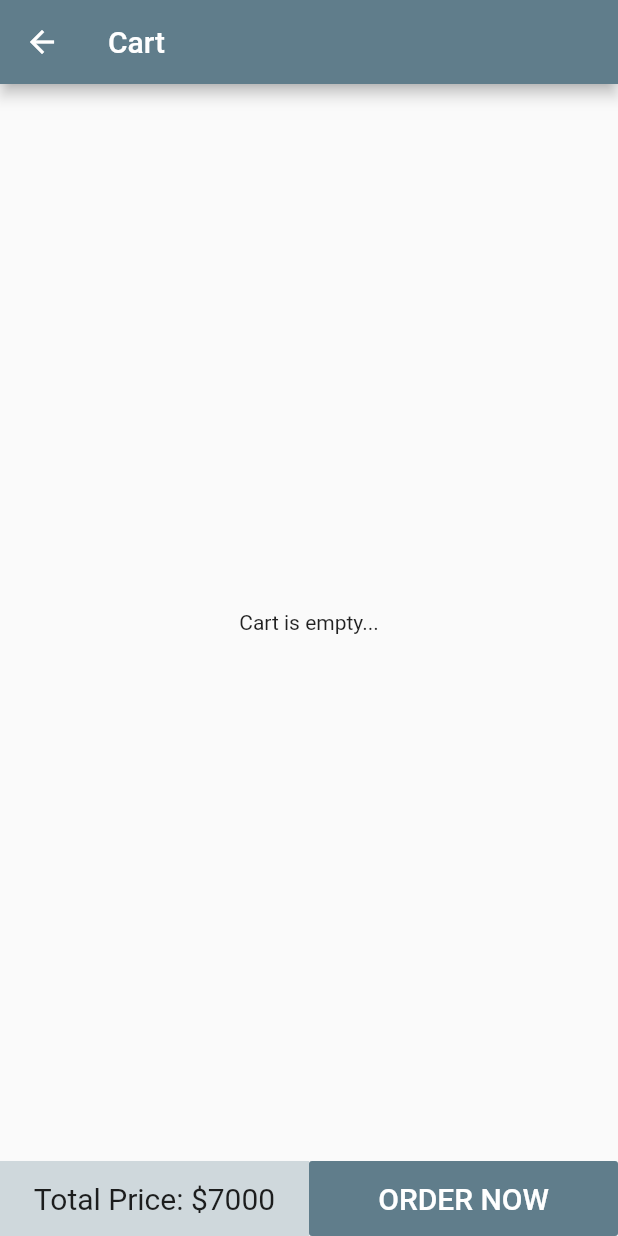
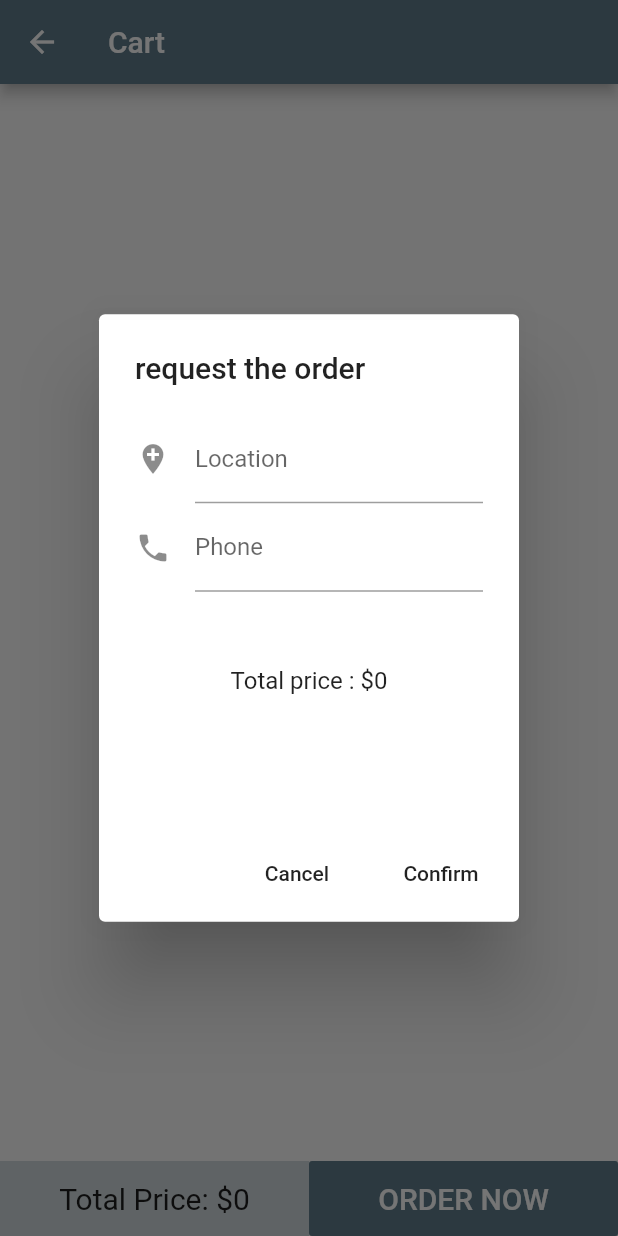
Before and after one commit to Fat7i-Soliman/OnlineShop, a Flutter app: the CartScreen screen opened by its route, after a tap on "ORDER NOW", on a phone screen of 412 x 824 dp. Run offline on Flutter 3.47's test engine with Material 2 defaults, Android fonts, the phone set to English and light mode, and no system bars; our stand-ins replace cloud_firestore, firebase_auth, modal_progress_hud, splashscreen; missing offline and left inert: multi_image_picker; accounts and stored records are empty.

Commit message:
add orders to firebase

```diff
--- a/lib/constants.dart
+++ b/lib/constants.dart
@@ -20,6 +20,16 @@ const PantsWomen = 'Women-Pants';
 const blazersWomen= 'Women-blazers';
 const shoesWomen = 'Women-shoes';
 const bagsWomen = 'Women-bags';
+const orders = 'orders';
+const admins = 'admins';
+const users = 'users';
+const allOrders= 'all orders';
+const orderQuantity = 'quantity';
+const userPhone = 'phone';
+const userAddress = 'address';
+const myOrders = 'my orders';
+const userId = 'userID';
+
 
 enum Men{t_shirt,shirt,sweaters,jackets,blazers,Pants,shoes,sunGlasses}
 enum Women{dressesWomen,blousesWomen,beautyWomen,PantsWomen,blazersWomen,shoesWomen,bagsWomen}
--- /dev/null
+++ b/lib/models/order.dart
@@ -0,0 +1,31 @@
+import 'package:e_commerce/models/cart_items.dart';
+import 'package:e_commerce/constants.dart';
+
+class Order {
+  String uId ;
+  List<ItemCart> cartItems;
+
+  String address;
+
+  String phone;
+
+  Order({this.uId,this.address, this.phone, this.cartItems});
+
+  Map<String, dynamic> toOrderMap() {
+    return {
+      userId : uId,
+      userPhone: phone,
+      userAddress: address,
+    };
+  }
+
+  List<Map<String, dynamic>> products(){
+    List<Map<String, dynamic>> list = List<Map<String, dynamic>>();
+
+    for (var item in cartItems){
+      list.add(item.toMap());
+    }
+    return list;
+  }
+
+}
--- a/lib/provider/cart_items.dart
+++ b/lib/provider/cart_items.dart
@@ -13,7 +13,7 @@ class CartItems extends ChangeNotifier{
   bool checkProduct(Product product){
     bool check = false ;
     for(var pro in list){
-      if(pro.product == product){
+      if(pro.product.id == product.id){
         check = true ;
         break ;
       }
--- a/lib/screens/login_screen.dart
+++ b/lib/screens/login_screen.dart
@@ -47,7 +47,7 @@ class _LoginScreenState extends State<LoginScreen> {
 
           if(adminPass == pass){
             try {
-              await auth.logIn(email, pass).whenComplete(() => Navigator.pushNamedAndRemoveUntil(context, AdminPage.id, (route) => false));
+              await auth.logIn(email, pass);//.whenComplete(() => Navigator.pushNamedAndRemoveUntil(context, AdminPage.id, (route) => false));
               setState(() {
                 loading = false;
               });
@@ -75,7 +75,7 @@ class _LoginScreenState extends State<LoginScreen> {
                   loading = false;
                 }),
 
-                Navigator.pushNamedAndRemoveUntil(context, UserPage.id,(route) => false)
+               // Navigator.pushNamedAndRemoveUntil(context, UserPage.id,(route) => false)
               }
               );
 
--- a/lib/screens/signup_screen.dart
+++ b/lib/screens/signup_screen.dart
@@ -94,7 +94,7 @@ class _SignUpScreenState extends State<SignUpScreen> {
                           loading = false ;
                           }),
 
-                            Navigator.pushNamed(context, UserPage.id)
+                            Navigator.pushNamedAndRemoveUntil(context, UserPage.id, (route) => false)
                           });
 
                         }catch(ex){
--- a/lib/screens/users/cart_screen.dart
+++ b/lib/screens/users/cart_screen.dart
@@ -1,5 +1,8 @@
+import 'package:e_commerce/firebase/auth.dart';
+import 'package:e_commerce/firebase/store.dart';
 import 'package:e_commerce/models/cart_items.dart';
 import 'package:e_commerce/models/global_productID.dart';
+import 'package:e_commerce/models/order.dart';
 import 'package:e_commerce/provider/cart_items.dart';
 import 'package:flutter/material.dart';
 import 'package:provider/provider.dart';
@@ -93,7 +96,7 @@ class _CartScreenState extends State<CartScreen> {
               height: 50,
               child: Center(
                   child: Text(
-                'Total Price: \$7000',
+                'Total Price: \$${totalCost()}',
                 style: TextStyle(fontSize: 20),
                 textAlign: TextAlign.center,
               )),
@@ -103,7 +106,9 @@ class _CartScreenState extends State<CartScreen> {
               child: SizedBox(
                 height: 50,
                 child: FlatButton(
-                  onPressed: () {},
+                  onPressed: () {
+                    showAlertDialog(context);
+                  },
                   child: Text(
                     'Order now'.toUpperCase(),
                     style: TextStyle(fontSize: 20, color: Colors.white),
@@ -123,6 +128,14 @@ class _CartScreenState extends State<CartScreen> {
         cartItems[index].quantity;
   }
 
+  int totalCost() {
+    int cost = 0;
+    for (var i in cartItems) {
+      cost += int.parse(i.product.price) * i.quantity;
+    }
+    return cost;
+  }
+
   add(int index) {
     setState(() {
       cartItems[index].quantity = cartItems[index].quantity + 1;
@@ -139,44 +152,57 @@ class _CartScreenState extends State<CartScreen> {
 
   showSheet(int index) {
     _globalKey.currentState.showBottomSheet((context) => Padding(
-      padding: const EdgeInsets.symmetric(horizontal: 20,vertical: 5),
+          padding: const EdgeInsets.symmetric(horizontal: 20, vertical: 5),
           child: Container(
             decoration: BoxDecoration(
                 borderRadius: BorderRadius.circular(30),
-          color: Colors.grey[300]
-        ),
+                color: Colors.grey[300]),
             height: 200,
             child: Center(
               child: Column(
                 crossAxisAlignment: CrossAxisAlignment.center,
                 children: <Widget>[
                   ListTile(
-                   onTap: (){
+                    onTap: () {
                       GlobalProductId.instance.set(cartItems[index].product);
                       Navigator.pop(context);
                       Navigator.of(context).pushNamed(DetailsScreen.id);
                     },
-                   title: Text('View Product',style: TextStyle(fontSize: 12,fontWeight: FontWeight.bold),textAlign: TextAlign.center,),
+                    title: Text(
+                      'View Product',
+                      style:
+                          TextStyle(fontSize: 12, fontWeight: FontWeight.bold),
+                      textAlign: TextAlign.center,
                     ),
-                  Divider(color: Colors.grey,),
+                  ),
+                  Divider(
+                    color: Colors.grey,
+                  ),
                   ListTile(
-                    onTap: (){
+                    onTap: () {
                       setState(() {
                         cartItems.removeAt(index);
                         Navigator.pop(context);
-
                       });
                     },
-                    title: Text('Delete from cart',style: TextStyle(fontSize: 12,fontWeight: FontWeight.bold),textAlign: TextAlign.center),
+                    title: Text('Delete from cart',
+                        style: TextStyle(
+                            fontSize: 12, fontWeight: FontWeight.bold),
+                        textAlign: TextAlign.center),
                   ),
-                  Divider(color: Colors.grey,),
+                  Divider(
+                    color: Colors.grey,
+                  ),
                   ListTile(
-                    onTap: (){
+                    onTap: () {
                       setState(() {
                         Navigator.pop(context);
                       });
                     },
-                    title: Text('Cancel',style: TextStyle(fontSize: 12,fontWeight: FontWeight.bold),textAlign: TextAlign.center),
+                    title: Text('Cancel',
+                        style: TextStyle(
+                            fontSize: 12, fontWeight: FontWeight.bold),
+                        textAlign: TextAlign.center),
                   ),
                 ],
               ),
@@ -184,4 +210,68 @@ class _CartScreenState extends State<CartScreen> {
           ),
         ));
   }
+
+  Future showAlertDialog(BuildContext context) async {
+    final location = TextEditingController();
+    final phone = TextEditingController();
+    return showDialog(
+        context: context,
+        child: AlertDialog(
+          title: Text('request the order'),
+          content: Container(
+            height: 250,
+            child: Column(
+              children: <Widget>[
+                TextField(
+                  decoration: InputDecoration(
+                      hintText: 'Enter your location',
+                      labelText: 'Location',
+                      icon: Icon(Icons.add_location)),
+                  controller: location,
+                ),
+                TextField(
+                  decoration: InputDecoration(
+                      hintText: 'Enter your Phone number',
+                      labelText: 'Phone',
+                      icon: Icon(Icons.phone)),
+                  keyboardType: TextInputType.phone,
+                  controller: phone,
+                ),
+                SizedBox(height: 50),
+                Text(
+                  'Total price : \$${totalCost()}',
+                ),
+              ],
+            ),
+          ),
+          actions: <Widget>[
+            FlatButton(
+                onPressed: () {
+                  Navigator.pop(context);
+                  location.dispose();
+                  phone.dispose();
+                },
+                child: Text('Cancel')),
+            FlatButton(
+                onPressed: () {
+                  if (location.text.isNotEmpty && phone.text.isNotEmpty) {
+                    requestOrder(phone.text, location.text);
+                    Navigator.pop(context);
+                    _globalKey.currentState.showSnackBar(
+                        SnackBar(content: Text('Order completed')));
                   }
+                },
+                child: Text('Confirm')),
+          ],
+        ));
+  }
+
+  requestOrder(String phone, String location) async {
+    String id;
+    await Auth().auth.currentUser().then((value) => id = value.uid);
+    Order order =
+        Order(uId: id, address: location, phone: phone, cartItems: cartItems);
+
+    Store().addOrder(order);
+  }
+}
--- a/lib/screens/users/single_category.dart
+++ b/lib/screens/users/single_category.dart
@@ -46,9 +46,7 @@ class _SingleCategoryState extends State<SingleCategory> {
                   itemCount: products.length,
 
                   itemBuilder: (context, index) {
-                    return Padding(
-                      padding: EdgeInsets.all(5),
-                      child: GestureDetector(
+                    return GestureDetector(
                       onTap: () {
                         viewProduct(products[index]);
                       },
@@ -90,7 +88,6 @@ class _SingleCategoryState extends State<SingleCategory> {
                           ],
                         ),
                       ),
-                      ),
                     );
                   }
               );
--- a/lib/widgets/custom_textField.dart
+++ b/lib/widgets/custom_textField.dart
@@ -6,7 +6,7 @@ class CustumTextField extends StatelessWidget {
   String txt ;
   final _controller  = TextEditingController();
 
-  CustumTextField({@required this.onClick,@required this.hint,@required this.icon,this.txt});
+  CustumTextField({@required this.onClick,@required this.hint, this.icon,this.txt});
 
   @override
   Widget build(BuildContext context) {
--- a/pubspec.yaml
+++ b/pubspec.yaml
@@ -22,11 +22,11 @@ environment:
 
 dependencies:
   firebase_core: ^0.4.0+9
-  firebase_auth: ^0.16.1
+  firebase_auth: ^0.15.5+3
   cloud_firestore: ^0.13.7
   modal_progress_hud: ^0.1.3
   multi_image_picker: ^4.6.7
-  custom_splash: ^0.0.2
+  splashscreen: ^1.2.0
   provider: ^4.3.1
   flutter:
     sdk: flutter
```
Also changed, not shown: lib/firebase/auth.dart (+14 -1 lines), lib/firebase/store.dart (+18 -0 lines), lib/main.dart (+15 -12 lines), lib/models/cart_items.dart (+13 -0 lines), lib/screens/admin/admin_page.dart (+29 -24 lines), lib/screens/users/details_screen.dart (+7 -0 lines), lib/screens/users/user_page.dart (+9 -8 lines), pubspec.lock. Lines whose indentation alone changed are shown as unchanged.
